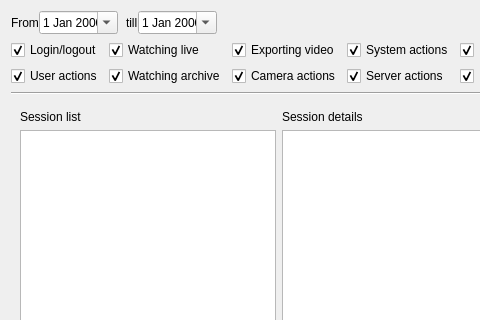
Before: the Qt Designer form client/src/ui/dialogs/audit_log_dialog.ui in networkoptix/nx_open, drawn with Qt 5; both pictures show x 0 to 480 and y 0 to 320 of the 639 by 719 pixel window.
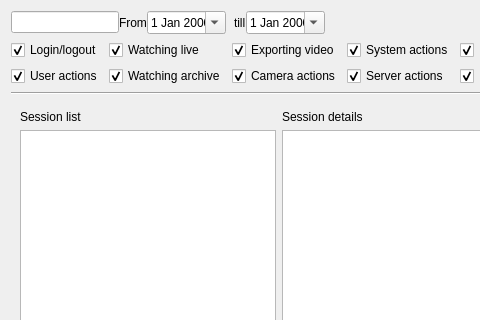
After: the same form once the commit is applied. Custom widgets are drawn as their Qt base class.

Commit message:
(#VMS-313) - text filter in progress
<==== Mercurial data ====>
Branch: dev_2.4.audit

What changed in the file:
```diff
--- a/client/src/ui/dialogs/audit_log_dialog.ui
+++ b/client/src/ui/dialogs/audit_log_dialog.ui
@@ -24,7 +24,7 @@
        <property name="horizontalSpacing">
         <number>0</number>
        </property>
-       <item row="0" column="1">
+       <item row="0" column="2">
         <widget class="QDateEdit" name="dateEditFrom">
          <property name="frame">
           <bool>true</bool>
@@ -37,7 +37,7 @@
          </property>
         </widget>
        </item>
-       <item row="0" column="4">
+       <item row="0" column="5">
         <widget class="QDateEdit" name="dateEditTo">
          <property name="wrapping">
           <bool>false</bool>
@@ -50,21 +50,21 @@
          </property>
         </widget>
        </item>
-       <item row="0" column="0">
+       <item row="0" column="1">
         <widget class="QLabel" name="label_3">
          <property name="text">
           <string>From</string>
          </property>
         </widget>
        </item>
-       <item row="0" column="3">
+       <item row="0" column="4">
         <widget class="QLabel" name="label_4">
          <property name="text">
           <string>till</string>
          </property>
         </widget>
        </item>
-       <item row="0" column="2">
+       <item row="0" column="3">
         <spacer name="horizontalSpacer_4">
          <property name="orientation">
           <enum>Qt::Horizontal</enum>
@@ -80,6 +80,9 @@
          </property>
         </spacer>
        </item>
+       <item row="0" column="0">
+        <widget class="QLineEdit" name="filterLineEdit"/>
+       </item>
       </layout>
      </item>
      <item row="0" column="3">
```
The commit also changes 10 other files.
